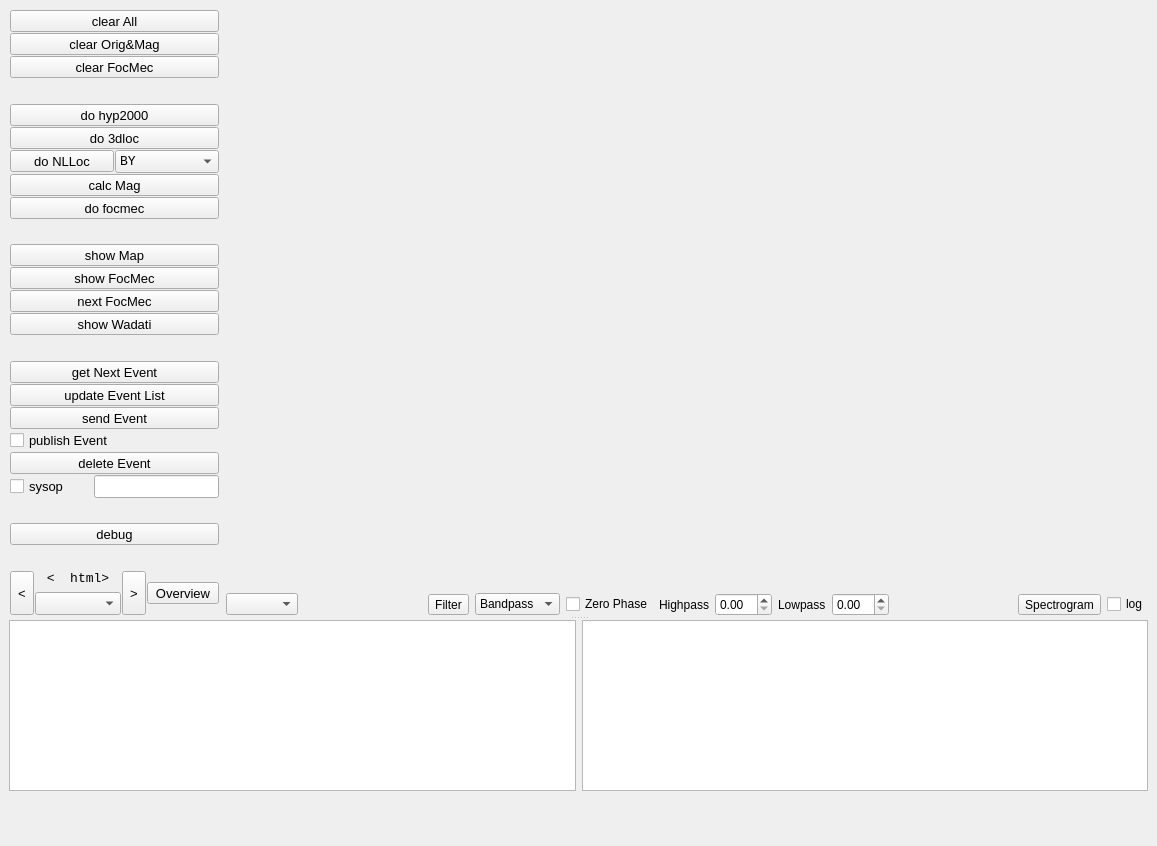
This is apps/obspyck/obspyck_pyqt/qt_designer.ui in megies/obspyck as Qt 5 draws it before an edit. The edited form follows.
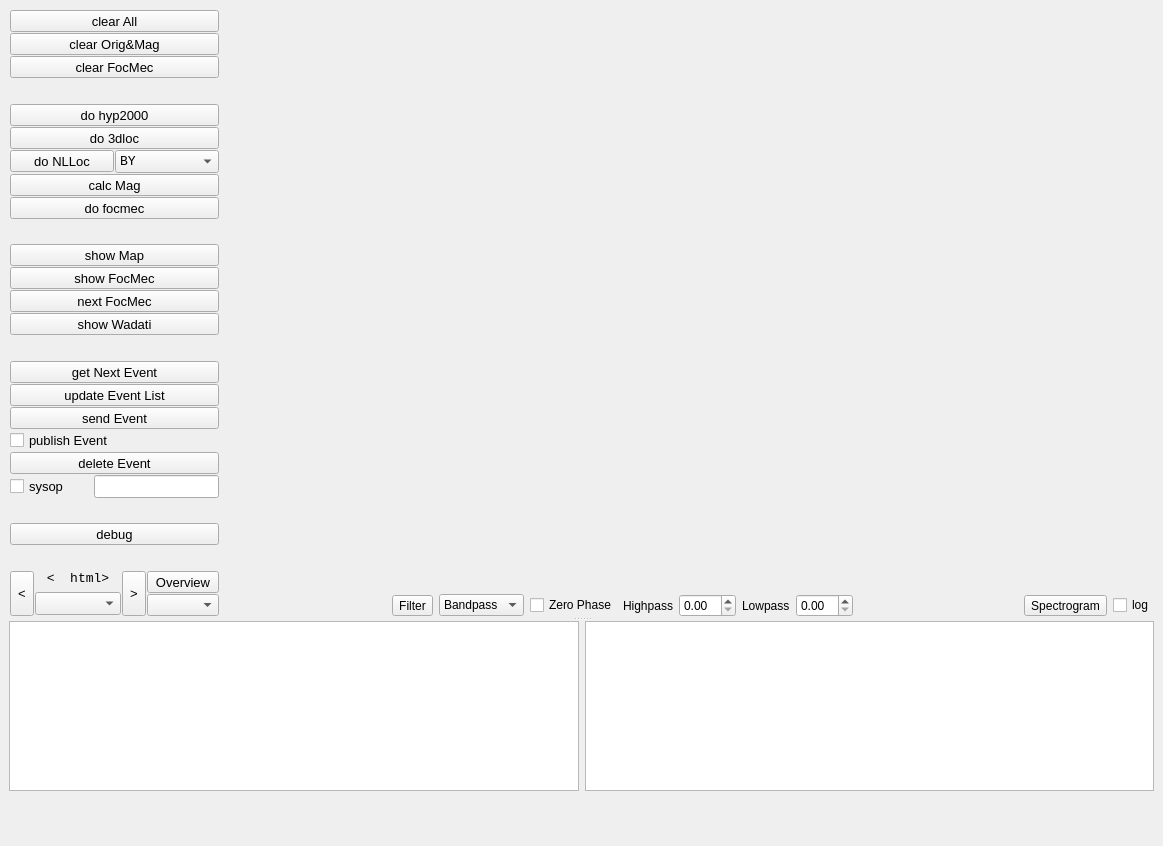
This is the edited form. Custom widgets are drawn as their Qt base class.

The edit to the form file:
```diff
--- a/apps/obspyck/obspyck_pyqt/qt_designer.ui
+++ b/apps/obspyck/obspyck_pyqt/qt_designer.ui
@@ -1,12 +1,12 @@
 <?xml version="1.0" encoding="UTF-8"?>
 <ui version="4.0">
  <class>qMainWindow_obsPyck</class>
- <widget class="QMainWindow" name="qMainWindow_obsPyck">
-  <property name="geometry">
+ <widget class="QMainWindow" name="qMainWindow_obsPyck" >
+  <property name="geometry" >
    <rect>
     <x>0</x>
     <y>0</y>
-    <width>1157</width>
+    <width>1163</width>
     <height>846</height>
    </rect>
   </property>
@@ -634,25 +634,39 @@
                </widget>
               </item>
               <item>
-               <widget class="QToolButton" name="qToolButton_overview">
-                <property name="sizePolicy">
-                 <sizepolicy hsizetype="Minimum" vsizetype="Fixed">
-                  <horstretch>0</horstretch>
-                  <verstretch>0</verstretch>
-                 </sizepolicy>
-                </property>
-                <property name="font">
-                 <font>
-                  <pointsize>10</pointsize>
-                 </font>
-                </property>
-                <property name="text">
-                 <string>Overview</string>
-                </property>
-                <property name="checkable">
-                 <bool>true</bool>
-                </property>
-               </widget>
+               <layout class="QVBoxLayout" name="verticalLayout_3" >
+                <item>
+                 <widget class="QToolButton" name="qToolButton_overview" >
+                  <property name="sizePolicy" >
+                   <sizepolicy vsizetype="Fixed" hsizetype="Minimum" >
+                    <horstretch>0</horstretch>
+                    <verstretch>0</verstretch>
+                   </sizepolicy>
+                  </property>
+                  <property name="font" >
+                   <font>
+                    <pointsize>10</pointsize>
+                   </font>
+                  </property>
+                  <property name="text" >
+                   <string>Overview</string>
+                  </property>
+                  <property name="checkable" >
+                   <bool>true</bool>
+                  </property>
+                 </widget>
+                </item>
+                <item>
+                 <widget class="QComboBox" name="qComboBox_phaseType" >
+                  <property name="sizePolicy" >
+                   <sizepolicy vsizetype="Fixed" hsizetype="Minimum" >
+                    <horstretch>0</horstretch>
+                    <verstretch>0</verstretch>
+                   </sizepolicy>
+                  </property>
+                 </widget>
+                </item>
+               </layout>
               </item>
              </layout>
             </item>
@@ -670,18 +684,8 @@
             <item>
              <layout class="QHBoxLayout" name="horizontalLayout_2">
               <item>
-               <widget class="QComboBox" name="qComboBox_phaseType">
-                <property name="sizePolicy">
-                 <sizepolicy hsizetype="Minimum" vsizetype="Fixed">
-                  <horstretch>0</horstretch>
-                  <verstretch>0</verstretch>
-                 </sizepolicy>
-                </property>
-               </widget>
-              </item>
-              <item>
-               <spacer name="horizontalSpacer_2">
-                <property name="orientation">
+               <spacer name="horizontalSpacer_2" >
+                <property name="orientation" >
                  <enum>Qt::Horizontal</enum>
                 </property>
                 <property name="sizeHint" stdset="0">
```
Left out of the diff: 492 changed lines with no effect on the pictures.
